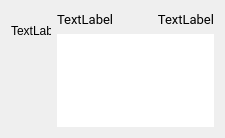
First picture: the form in ui/usermessageform.ui, repository Korostast/chat-database-project, before the edit.
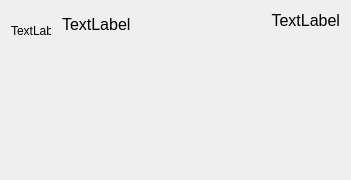
Second picture: the form after the edit. Custom widgets are drawn as their Qt base class.

Commit message: Added style sheet. New fonts. New icons. Fixed bugs.

```diff
--- a/ui/usermessageform.ui
+++ b/ui/usermessageform.ui
@@ -6,8 +6,8 @@
    <rect>
     <x>0</x>
     <y>0</y>
-    <width>215</width>
-    <height>138</height>
+    <width>351</width>
+    <height>180</height>
    </rect>
   </property>
   <property name="windowTitle">
@@ -34,13 +34,16 @@
          </property>
          <property name="font">
           <font>
-           <family>Roboto</family>
-           <pointsize>10</pointsize>
+           <family>Segoe UI</family>
+           <pointsize>12</pointsize>
           </font>
          </property>
          <property name="cursor">
           <cursorShape>ArrowCursor</cursorShape>
          </property>
+         <property name="styleSheet">
+          <string notr="true">padding-left: 1px;</string>
+         </property>
          <property name="text">
           <string>TextLabel</string>
          </property>
@@ -75,8 +78,8 @@
          </property>
          <property name="font">
           <font>
-           <family>Roboto</family>
-           <pointsize>10</pointsize>
+           <family>Segoe UI</family>
+           <pointsize>12</pointsize>
           </font>
          </property>
          <property name="text">
@@ -89,17 +92,22 @@
        </item>
       </layout>
      </item>
-     <item>
+     <item alignment="Qt::AlignTop">
       <widget class="MessageTextEdit" name="message_content">
        <property name="font">
         <font>
-         <family>Roboto</family>
          <pointsize>11</pointsize>
         </font>
        </property>
        <property name="contextMenuPolicy">
         <enum>Qt::CustomContextMenu</enum>
        </property>
+       <property name="styleSheet">
+        <string notr="true">background-color: transparent;
+border-color: transparent;
+padding: 0;
+color: rgb(231, 231, 231);</string>
+       </property>
        <property name="frameShape">
         <enum>QFrame::NoFrame</enum>
        </property>
```
The commit also changes 22 other files.
